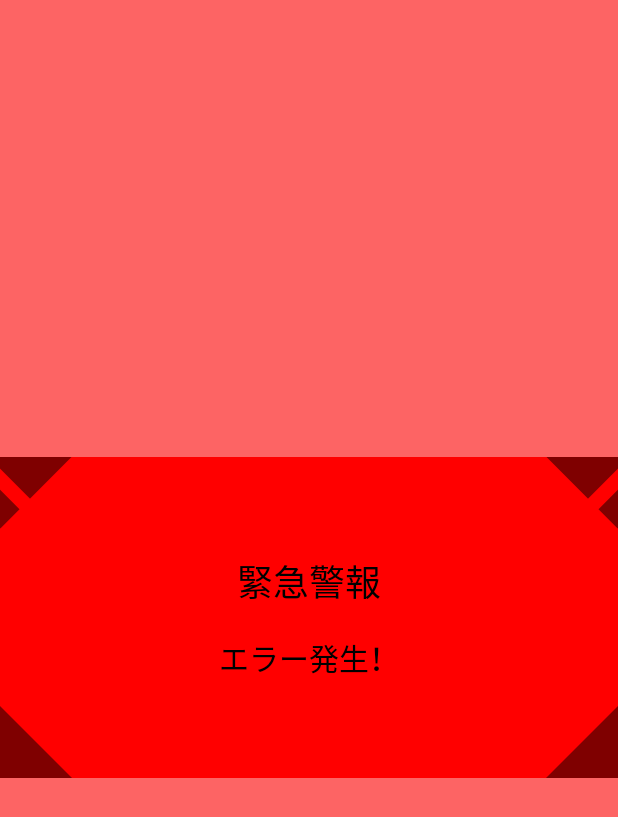
After one commit to pukyu/mesh, an Android app: the layout error_layout.xml on its own in the app's theme, with its tools: preview values and no code run, on a phone screen of 412 x 824 dp. The commit adds this screen. Shown: the top 817 px of the screen. Run offline under Robolectric (Android 15) with nearby library versions, the phone set to English and light mode, and no system bars.

Commit message:
add error layout

```diff
--- /dev/null
+++ b/meshClient/app/src/main/res/drawable/clear_frame.xml
@@ -0,0 +1,4 @@
+<?xml version="1.0" encoding="utf-8"?>
+<shape xmlns:android="http://schemas.android.com/apk/res/android"
+    android:shape="rectangle">
+</shape>
--- /dev/null
+++ b/meshClient/app/src/main/res/layout/error_layout.xml
@@ -0,0 +1,81 @@
+<?xml version="1.0" encoding="utf-8"?>
+<RelativeLayout xmlns:android="http://schemas.android.com/apk/res/android"
+                android:layout_width="match_parent"
+                android:layout_height="match_parent"
+                android:id="@+id/error_layout">
+
+    <FrameLayout
+        android:layout_width="match_parent"
+        android:layout_height="match_parent"
+        android:background="@color/errorColor"
+        android:id="@+id/error_color_view">
+
+    </FrameLayout>
+
+    <RelativeLayout
+        android:layout_width="match_parent"
+        android:layout_centerInParent="true"
+        android:background="@color/red"
+        android:id="@+id/overlay_infor"
+        android:layout_centerHorizontal="false"
+        android:layout_height="214dp">
+
+        <ImageView
+            android:src="@drawable/frame_2_r"
+            android:id="@+id/imageView6"
+            android:layout_alignParentBottom="true"
+            android:layout_alignParentRight="true"
+            android:layout_width="48dp"
+            android:layout_height="48dp"/>
+
+        <ImageView
+            android:src="@drawable/frame_2_l"
+            android:id="@+id/imageView5"
+            android:layout_alignParentBottom="true"
+            android:layout_alignParentLeft="true"
+            android:layout_width="48dp"
+            android:layout_height="48dp"/>
+
+        <ImageView
+            android:src="@drawable/frame_1_r"
+            android:id="@+id/imageView4"
+            android:layout_alignParentRight="true"
+            android:layout_alignParentTop="true"
+            android:layout_width="48dp"
+            android:layout_height="48dp"/>
+
+        <ImageView
+            android:id="@+id/imageView3"
+            android:src="@drawable/frame_1_l"
+            android:layout_alignParentLeft="true"
+            android:layout_alignParentTop="true"
+            android:layout_width="48dp"
+            android:layout_height="48dp"/>
+
+        <RelativeLayout
+            android:layout_width="wrap_content"
+            android:layout_height="wrap_content"
+            android:layout_centerInParent="true">
+
+            <TextView
+                android:text="緊急警報"
+                android:layout_width="wrap_content"
+                android:layout_height="wrap_content"
+                android:id="@+id/error_title"
+                android:textColor="@color/black"
+                android:layout_centerHorizontal="true"
+                android:textSize="24dp"/>
+
+            <TextView
+                android:layout_width="wrap_content"
+                android:layout_height="wrap_content"
+                android:id="@+id/error_detail"
+                android:textColor="@color/black"
+                android:text="エラー発生！"
+                android:layout_below="@+id/error_title"
+                android:layout_marginTop="18dp"
+                android:textSize="20dp"/>
+        </RelativeLayout>
+
+    </RelativeLayout>
+</RelativeLayout>
--- a/meshClient/app/src/main/res/values/colors.xml
+++ b/meshClient/app/src/main/res/values/colors.xml
@@ -22,4 +22,7 @@
     <color name="listLine">#009999</color>
     <color name="selectColor">#6600ffff</color>
     <color name="green">#cc00FF00</color>
+    <color name="lightGray">#505050</color>
+    <color name="errorColor">#99FF0000</color>
+    <color name="red">#FF0000</color>
 </resources>
--- a/meshClient/app/src/main/res/values/strings.xml
+++ b/meshClient/app/src/main/res/values/strings.xml
@@ -9,4 +9,9 @@
     <string name="result_dummy">１　　　山田　太郎　\n
 ２　　　ぐる　なび子\n
 ３　　　山田　花子　</string>
+    <string name="alart_title">警告</string>
+    <string name="atension_title">注意</string>
+    <string name="network_error">回線接続異常発生!!</string>
+    <string name="code_error">不正侵入者確認!!</string>
+    <string name="data_error">異常受信発生!!</string>
 </resources>
```
Also changed, not shown: meshClient/app/src/main/java/jp/co/gnavi/meshclient/activity/BaseActivity.java (+53 -0 lines), meshClient/app/src/main/java/jp/co/gnavi/meshclient/activity/ResultActivity.java (+1 -7 lines), meshClient/app/src/main/java/jp/co/gnavi/meshclient/activity/SelectAcitivity.java (+10 -0 lines), meshClient/app/src/main/java/jp/co/gnavi/meshclient/activity/SplashActivity.java (+39 -14 lines), meshClient/app/src/main/java/jp/co/gnavi/meshclient/activity/WaitActivity.java (+23 -2 lines), meshClient/app/src/main/res/layout/result_layout.xml (+7 -0 lines), meshClient/app/src/main/res/layout/select_list.xml (+7 -0 lines), meshClient/app/src/main/res/layout/splash.xml (+41 -31 lines), meshClient/app/src/main/res/layout/wait.xml (+7 -0 lines), meshClient/app/src/main/res/drawable-nodpi/gu_y_r.png (added).
